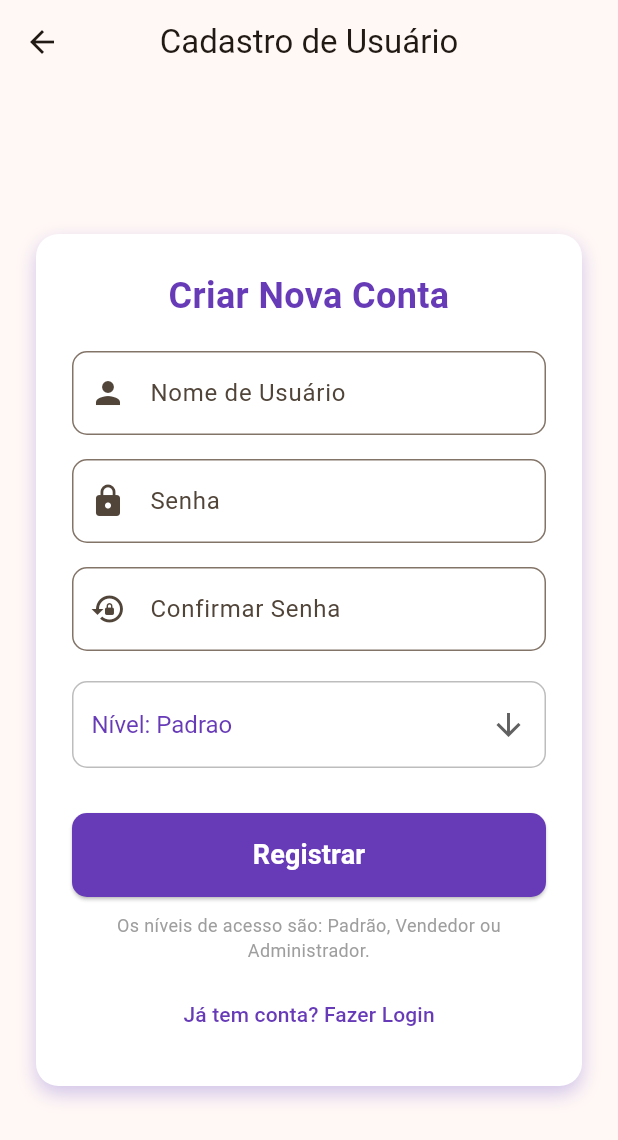
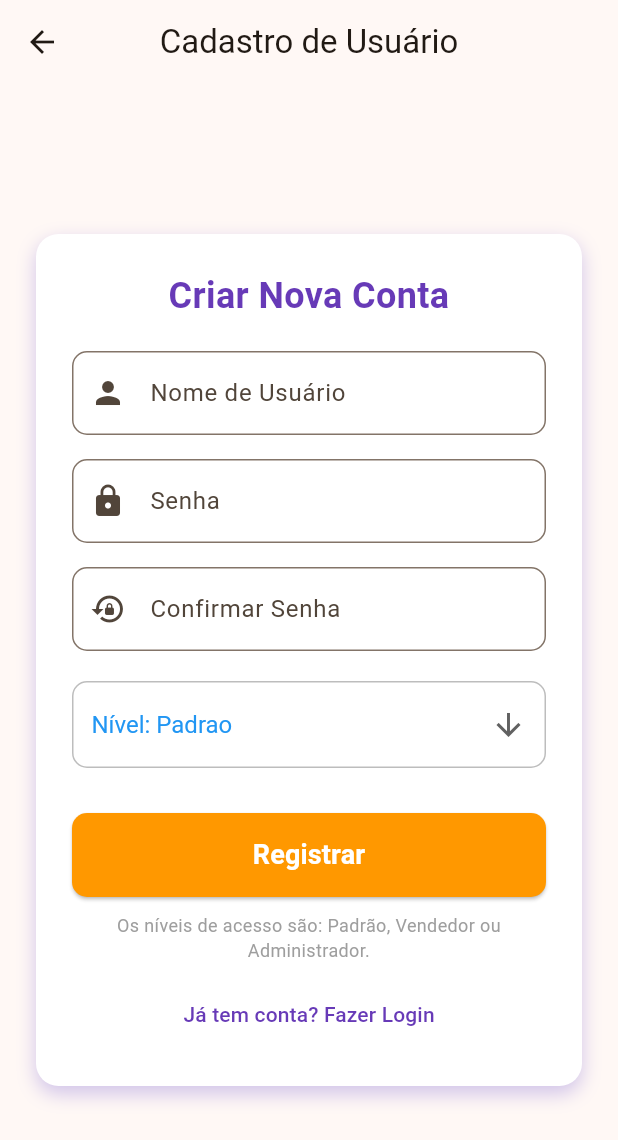
Before and after one commit to glecia27/projetoenxoval, a Flutter app: the RegistrationScreen screen opened directly, on a phone screen of 412 x 824 dp. Shown: the top 1140 px of the screen. Run offline on Flutter 3.47's test engine with Material 3 defaults, Android fonts, the phone set to English and light mode, and no system bars; our stand-ins replace device_preview, sqflite, sqflite_common_ffi; accounts and stored records are empty.

Commit message:
Mudou cor do botao registar

```diff
--- a/lib/paginas/registar_user.dart
+++ b/lib/paginas/registar_user.dart
@@ -186,7 +186,7 @@ class _RegistrationScreenState extends State<RegistrationScreen> {
                         value: _selectedAccessLevel,
                         icon: const Icon(Icons.arrow_downward),
                         elevation: 16,
-                        style: const TextStyle(color: Colors.deepPurple, fontSize: 16),
+                        style: const TextStyle(color: Colors.blue, fontSize: 16),
                         onChanged: (String? newValue) {
                           setState(() {
                             _selectedAccessLevel = newValue!;
@@ -210,7 +210,7 @@ class _RegistrationScreenState extends State<RegistrationScreen> {
                     onPressed: _isLoading ? null : _register,
                     style: ElevatedButton.styleFrom(
                       foregroundColor: Colors.white,
-                      backgroundColor: Colors.deepPurple,
+                      backgroundColor: Colors.orange,
                       padding: const EdgeInsets.symmetric(vertical: 15),
                       shape: RoundedRectangleBorder(borderRadius: BorderRadius.circular(10)),
                     ),
```
